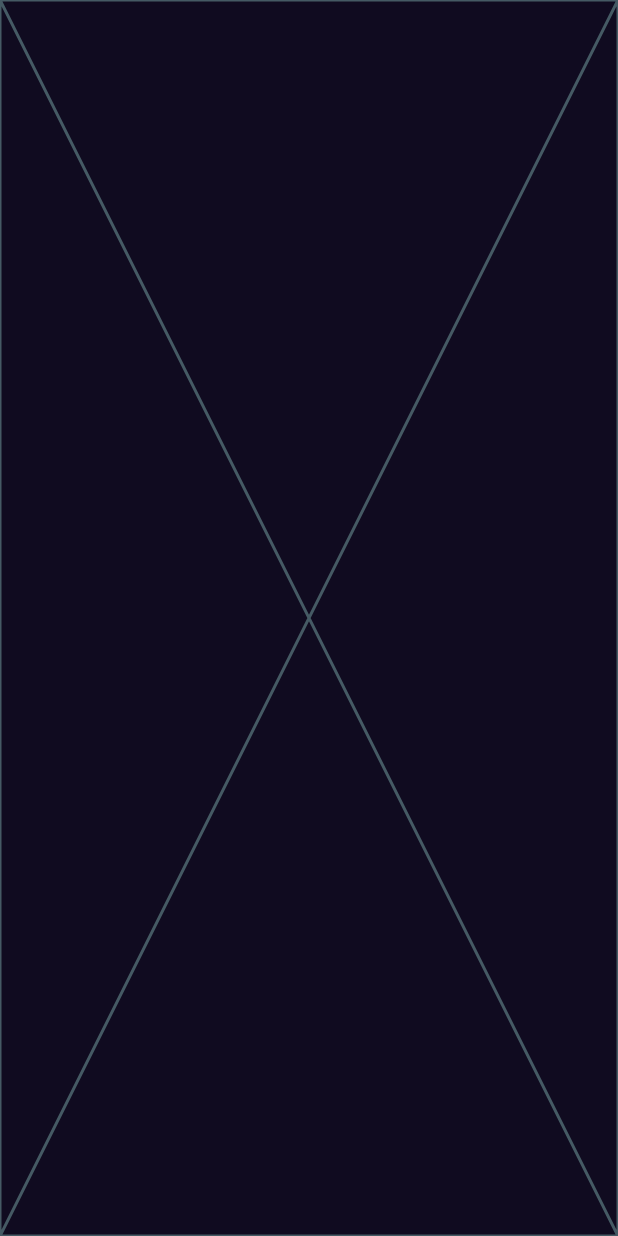
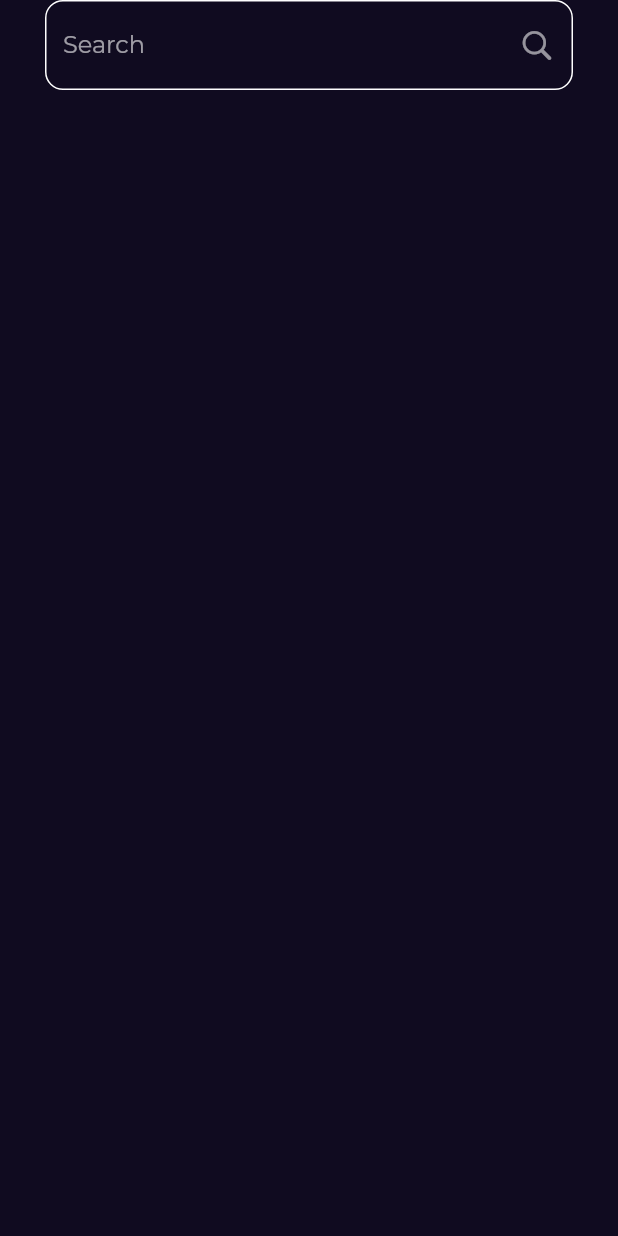
Before and after one commit to ZainabElSawy/bookly_app, a Flutter app: the SearchView screen opened by its route, on a phone screen of 412 x 824 dp. Run offline on Flutter 3.47's test engine with Material 2 defaults, Android fonts, the phone set to English and light mode, and no system bars; our stand-ins replace font_awesome_flutter, go_router, google_fonts.

Commit message:
create custom search text field

```diff
--- a/lib/features/home/presentation/views/widgets/custom_app_bar.dart
+++ b/lib/features/home/presentation/views/widgets/custom_app_bar.dart
@@ -1,6 +1,8 @@
+import 'package:bookly_app/core/utils/app_router.dart';
 import 'package:bookly_app/core/utils/assets.dart';
 import 'package:flutter/cupertino.dart';
 import 'package:flutter/material.dart';
+import 'package:go_router/go_router.dart';
 
 class CustomAppBar extends StatelessWidget {
   const CustomAppBar({
@@ -19,7 +21,9 @@ class CustomAppBar extends StatelessWidget {
             height: 20,
           ),
           IconButton(
-              onPressed: () {},
+              onPressed: () {
+                GoRouter.of(context).push(AppRouter.kSearchView);
+              },
               icon: const Icon(
                 CupertinoIcons.search,
                 size: 26,
--- /dev/null
+++ b/lib/features/search/presentation/views/widgets/custom_search_text_field.dart
@@ -0,0 +1,31 @@
+import 'package:flutter/cupertino.dart';
+import 'package:flutter/material.dart';
+
+class CustomSearchTextField extends StatelessWidget {
+  const CustomSearchTextField({super.key});
+
+  @override
+  Widget build(BuildContext context) {
+    return TextField(
+      decoration: InputDecoration(
+        hintText: "Search",
+        enabledBorder: buildOutlineInputBorder(),
+        focusedBorder: buildOutlineInputBorder(),
+        suffixIcon: IconButton(
+          onPressed: () {},
+          icon: const Opacity(
+            opacity: 0.8,
+            child: Icon(CupertinoIcons.search),
+          ),
+        ),
+      ),
+    );
+  }
+
+  OutlineInputBorder buildOutlineInputBorder() {
+    return OutlineInputBorder(
+      borderRadius: BorderRadius.circular(12),
+      borderSide: const BorderSide(color: Colors.white),
+    );
+  }
+}
--- a/lib/features/search/presentation/views/widgets/search_view_body.dart
+++ b/lib/features/search/presentation/views/widgets/search_view_body.dart
@@ -1,3 +1,5 @@
+import 'package:bookly_app/features/search/presentation/views/widgets/custom_search_text_field.dart';
+import 'package:flutter/cupertino.dart';
 import 'package:flutter/material.dart';
 
 class SearchViewBody extends StatelessWidget {
@@ -5,6 +7,11 @@ class SearchViewBody extends StatelessWidget {
 
   @override
   Widget build(BuildContext context) {
-    return const Placeholder();
+    return const Padding(
+      padding: EdgeInsets.symmetric(horizontal: 30),
+      child: Column(
+        children: [CustomSearchTextField()],
+      ),
+    );
   }
 }
```
Also changed, not shown: lib/main.dart (line endings or trailing spaces).
